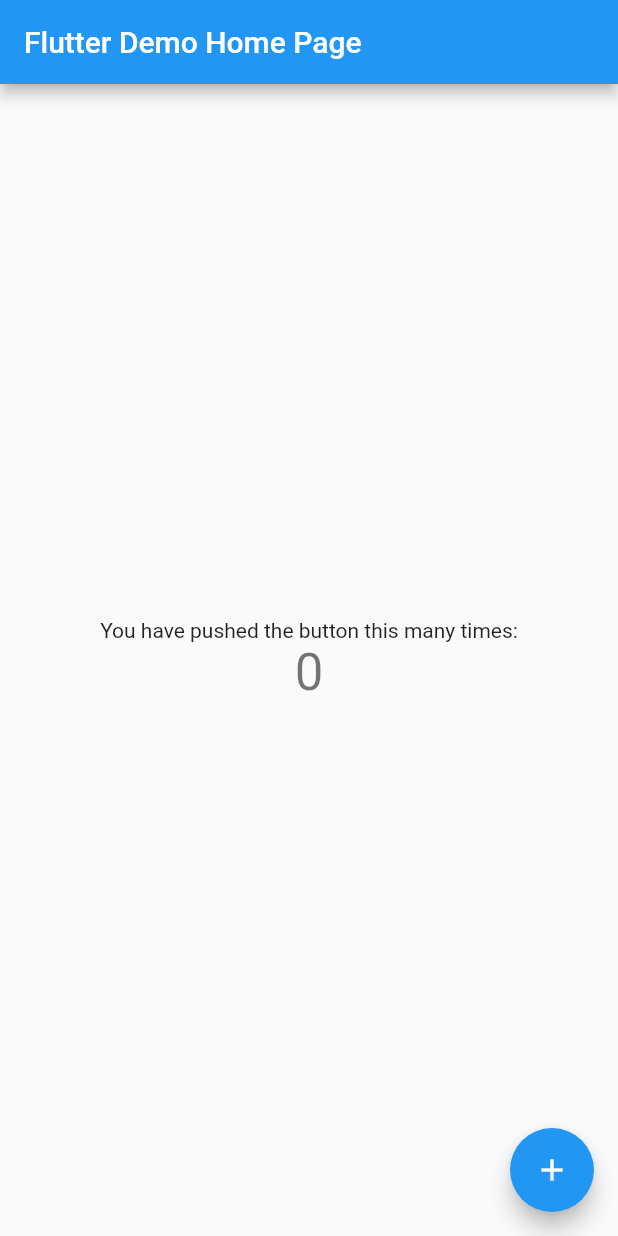
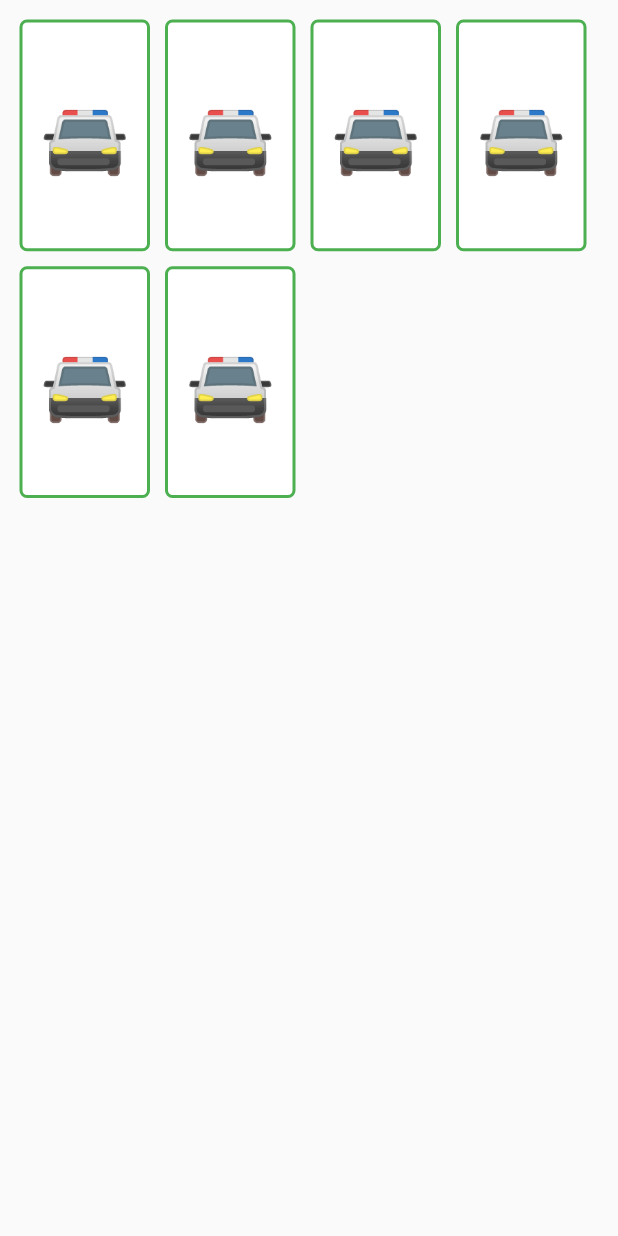
Before and after one commit to saeedhshm/memory_game, a Flutter app: the screen it shows after launch, on a phone screen of 412 x 824 dp. Run offline on Flutter 3.47's test engine with Material 2 defaults, Android fonts, the phone set to English and light mode, and no system bars.

Commit message:
init cardview

```diff
--- a/lib/main.dart
+++ b/lib/main.dart
@@ -1,4 +1,5 @@
 import 'package:flutter/material.dart';
+import 'package:memory_game/views/game_screen.dart';
 
 void main() {
   runApp(const MyApp());
@@ -24,7 +25,7 @@ class MyApp extends StatelessWidget {
         // is not restarted.
         primarySwatch: Colors.blue,
       ),
-      home: const MyHomePage(title: 'Flutter Demo Home Page'),
+      home: const GameScreen(),
     );
   }
 }
--- /dev/null
+++ b/lib/models/card.dart
@@ -0,0 +1,6 @@
+class Card{
+  bool faceUp = false;
+  bool isMached = false;
+  String content;
+  Card(this.content);
+}
--- /dev/null
+++ b/lib/views/card_view.dart
@@ -0,0 +1,21 @@
+import 'package:flutter/material.dart';
+
+class CardView extends StatelessWidget {
+  const CardView({Key? key}) : super(key: key);
+
+  @override
+  Widget build(BuildContext context) {
+    final width = MediaQuery.of(context).size.width / 4;
+    return  Container(
+      height: width * 1.5,
+      width: width-(16 ),
+      margin: const EdgeInsets.all(5),
+      child: const Center(child: Text('🚔',style: TextStyle(fontSize: 50),)),
+      decoration:  BoxDecoration(
+          color: Colors.white,
+        border: Border.all(color: Colors.green,width: 2),
+        borderRadius: BorderRadius.circular(5)
+      ),
+    );
+  }
+}
--- /dev/null
+++ b/lib/views/game_screen.dart
@@ -0,0 +1,28 @@
+import 'package:flutter/material.dart';
+import 'package:memory_game/views/card_view.dart';
+
+class GameScreen extends StatelessWidget {
+  const GameScreen({Key? key}) : super(key: key);
+
+  @override
+  Widget build(BuildContext context) {
+    return   Scaffold(
+      body: SafeArea(
+        child:Padding(
+          padding: const EdgeInsets.all(8.0),
+          child: Wrap(children: [
+            CardView(),
+            CardView(),
+            CardView(),
+            CardView(),
+            CardView(),
+            CardView(),
+          ],
+            // spacing: 15,
+            crossAxisAlignment: WrapCrossAlignment.center,
+          ),
+        ),
+      ),
+    );
+  }
+}
```
Also changed, not shown: lib/viewModels/card_viewmodel.dart (added).
